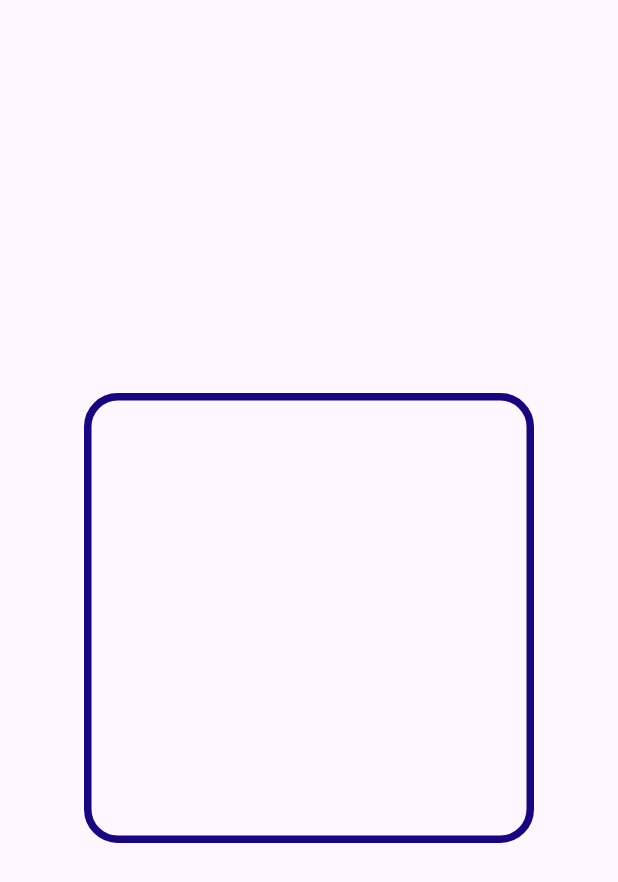
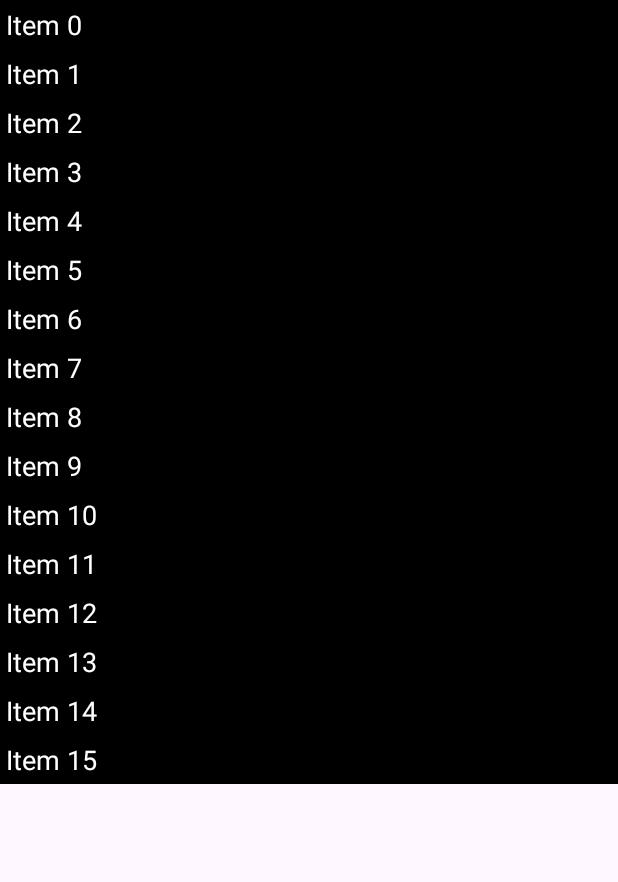
Before and after one commit to daifuku48/CustomViewRepository, an Android app: the screen it shows after launch (MainActivity), on a phone screen of 412 x 824 dp. Shown: the top 882 px of the screen. Run offline under Robolectric (Android 15) with nearby library versions, the phone set to English and light mode, and no system bars.

Commit message:
custom linear layout

```diff
--- a/app/build.gradle.kts
+++ b/app/build.gradle.kts
@@ -33,6 +33,10 @@ android {
     kotlinOptions {
         jvmTarget = "1.8"
     }
+
+    buildFeatures {
+        viewBinding = true
+    }
 }
 
 dependencies {
--- /dev/null
+++ b/app/src/main/java/com/androismathhartdangame/customviewrepository/BaseActivity.kt
@@ -0,0 +1,30 @@
+package com.androismathhartdangame.customviewrepository
+
+import android.os.Bundle
+import android.view.LayoutInflater
+import androidx.appcompat.app.AppCompatActivity
+import androidx.viewbinding.ViewBinding
+import java.lang.reflect.ParameterizedType
+
+abstract class BaseActivity<VB : ViewBinding> : AppCompatActivity() {
+    private var _binding: VB? = null
+    protected val binding
+        get() = requireNotNull(_binding) { "Binding can be accessed after OnCreateView" }
+
+    override fun onCreate(savedInstanceState: Bundle?) {
+        super.onCreate(savedInstanceState)
+        val bindingClass = (javaClass.genericSuperclass as ParameterizedType)
+            .actualTypeArguments[0] as Class<VB>
+        val inflate = bindingClass.getMethod(
+            "inflate",
+            LayoutInflater::class.java
+        )
+        _binding = inflate.invoke(null, layoutInflater) as VB
+        setContentView(binding.root)
+    }
+
+    override fun onDestroy() {
+        super.onDestroy()
+        _binding = null
+    }
+}
--- a/app/src/main/java/com/androismathhartdangame/customviewrepository/CustomLinearLayout.kt
+++ b/app/src/main/java/com/androismathhartdangame/customviewrepository/CustomLinearLayout.kt
@@ -3,11 +3,14 @@ package com.androismathhartdangame.customviewrepository
 import android.content.Context
 import android.util.AttributeSet
 import android.widget.LinearLayout
+import android.widget.TextView
 
 class CustomLinearLayout @JvmOverloads constructor(
     context: Context,
     attrs: AttributeSet? = null,
     defStyleAttr: Int = 0
 ) : LinearLayout(context, attrs, defStyleAttr) {
-
+    fun addItem(item: TextView) {
+        addView(item)
+    }
 }
--- a/app/src/main/java/com/androismathhartdangame/customviewrepository/MainActivity.kt
+++ b/app/src/main/java/com/androismathhartdangame/customviewrepository/MainActivity.kt
@@ -1,11 +1,17 @@
 package com.androismathhartdangame.customviewrepository
 
-import androidx.appcompat.app.AppCompatActivity
 import android.os.Bundle
+import com.androismathhartdangame.customviewrepository.databinding.ActivityMainBinding
+import com.androismathhartdangame.customviewrepository.databinding.ItemLayoutBinding
 
-class MainActivity : AppCompatActivity() {
+class MainActivity: BaseActivity<ActivityMainBinding>() {
+
     override fun onCreate(savedInstanceState: Bundle?) {
         super.onCreate(savedInstanceState)
-        setContentView(R.layout.activity_main)
+        for (i in 0..15){
+            val itemBinding = ItemLayoutBinding.inflate(layoutInflater)
+            itemBinding.itemText.text = getString(R.string.item, i)
+            binding.customLinearLayout.addItem(itemBinding.itemText)
+        }
     }
 }
--- a/app/src/main/res/layout/activity_main.xml
+++ b/app/src/main/res/layout/activity_main.xml
@@ -1,18 +1,16 @@
 <?xml version="1.0" encoding="utf-8"?>
 <androidx.appcompat.widget.LinearLayoutCompat xmlns:android="http://schemas.android.com/apk/res/android"
-    xmlns:app="http://schemas.android.com/apk/res-auto"
     xmlns:tools="http://schemas.android.com/tools"
     android:layout_width="match_parent"
+    android:layout_height="match_parent"
+    android:gravity="center"
     android:orientation="vertical"
-    android:gravity="center"
-    android:layout_height="match_parent"
     tools:context=".MainActivity">
 
-    <com.androismathhartdangame.customviewrepository.CustomSquareView
-        android:layout_width="300dp"
-        android:layout_height="300dp"
-        app:stroke_width="5dp"
-        app:corner_radius="20dp"
-        app:stroke_color="@color/blue" />
+    <com.androismathhartdangame.customviewrepository.CustomLinearLayout
+        android:id="@+id/custom_linear_layout"
+        android:layout_width="match_parent"
+        android:layout_height="match_parent"
+        android:orientation="vertical" />
 
 </androidx.appcompat.widget.LinearLayoutCompat>
--- /dev/null
+++ b/app/src/main/res/layout/item_layout.xml
@@ -0,0 +1,10 @@
+<?xml version="1.0" encoding="utf-8"?>
+<TextView
+    xmlns:android="http://schemas.android.com/apk/res/android"
+    android:id = "@+id/item_text"
+    android:textSize="18sp"
+    android:textColor="#ffffff"
+    android:background="#000000"
+    android:padding="4dp"
+    android:layout_width="match_parent"
+    android:layout_height="wrap_content"/>
--- a/app/src/main/res/values/strings.xml
+++ b/app/src/main/res/values/strings.xml
@@ -1,3 +1,4 @@
 <resources>
     <string name="app_name">CustomViewRepository</string>
+    <string name="item">Item %d</string>
 </resources>
```
